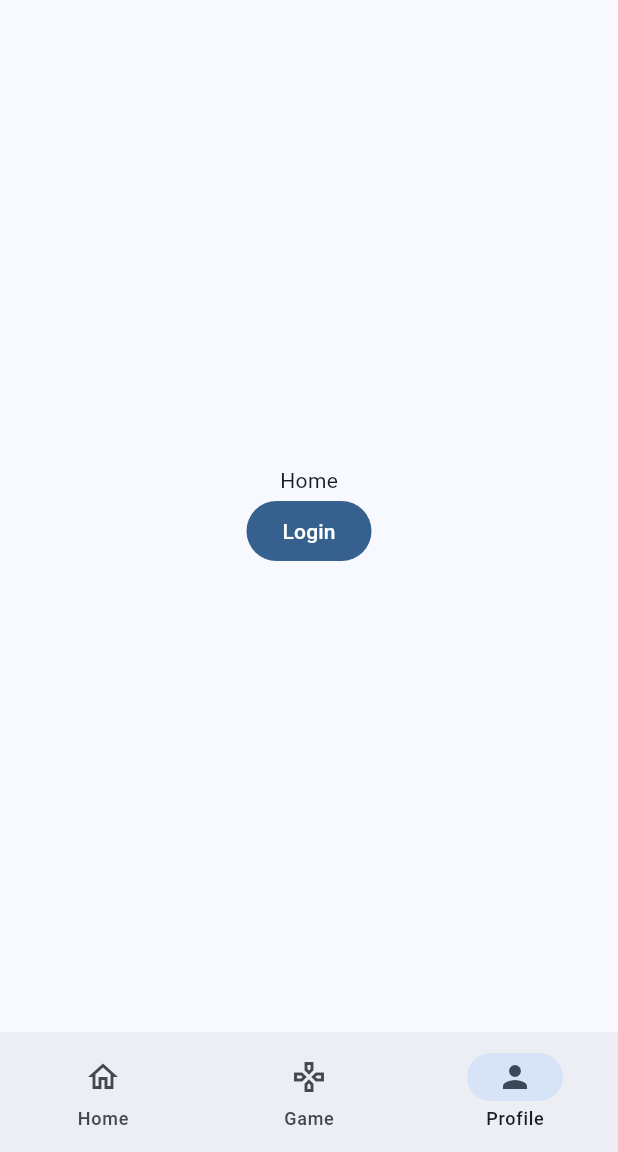
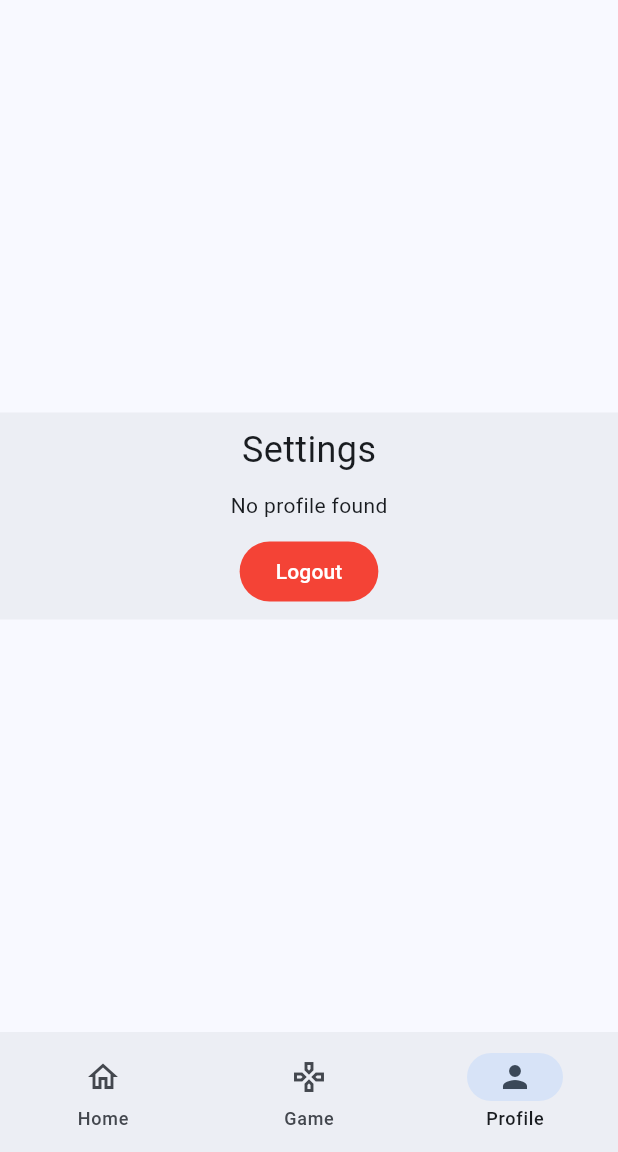
Before and after one commit to zed-zed8/zone_game_garage, a Flutter app: the screen it shows after launch, item 3 of the bottom bar chosen, on a phone screen of 412 x 824 dp, the part 84-1236 px from its top. Run offline on Flutter 3.47's test engine with Material 3 defaults, Android fonts, the phone set to English and light mode, and no system bars; our stand-ins replace flutter_bloc, shared_preferences, sqflite_common_ffi; accounts and stored records are empty.

Commit message:
added profile page

```diff
--- a/lib/cubits/auth/auth_state.dart
+++ b/lib/cubits/auth/auth_state.dart
@@ -14,6 +14,8 @@ class AuthAuthenticated extends AuthState {
 
 class AuthUnauthenticated extends AuthState {}
 
+class AuthLogout extends AuthState {}
+
 class AuthError extends AuthState {
   final String message;
 
--- a/lib/screens/auth/login_screen.dart
+++ b/lib/screens/auth/login_screen.dart
@@ -33,8 +33,7 @@ class _LoginScreenState extends State<LoginScreen> {
   @override
   Widget build(BuildContext context) {
     return BlocProvider(
-      create: (context) =>
-          AuthCubit(AuthRepository(UserDatabase(AppDatabase.instance))),
+      create: (context) => AuthCubit(),
       child: BlocBuilder<AuthCubit, AuthState>(
         builder: (newcontext, state) {
           return Center(
--- a/lib/screens/auth/register_screen.dart
+++ b/lib/screens/auth/register_screen.dart
@@ -35,8 +35,7 @@ class _RegisterScreenState extends State<RegisterScreen> {
   @override
   Widget build(BuildContext context) {
     return BlocProvider(
-      create: (context) =>
-          AuthCubit(AuthRepository(UserDatabase(AppDatabase.instance))),
+      create: (context) => AuthCubit(),
       child: BlocBuilder<AuthCubit, AuthState>(
         builder: (newcontext, state) {
           return Center(
--- a/lib/screens/dashboard_screen.dart
+++ b/lib/screens/dashboard_screen.dart
@@ -1,6 +1,7 @@
 import 'package:flutter/material.dart';
 import 'package:zone_game_garage/screens/pages/home_screen.dart';
 import 'package:zone_game_garage/screens/pages/game_screen.dart';
+import 'package:zone_game_garage/screens/pages/profile_screen.dart';
 
 class DashboardScreen extends StatefulWidget {
   const DashboardScreen({super.key, this._screen});
@@ -22,13 +23,7 @@ class _DashboardScreenState extends State<DashboardScreen> {
   @override
   void initState() {
     super.initState();
-    _pages = [
-      HomeScreen(),
-      GameScreen(),
-      HomeScreen(),
-      // GameScreen(),
-      // ProfileScreen(),
-    ];
+    _pages = [HomeScreen(), GameScreen(), ProfileScreen()];
 
     _overlayScreen = widget._screen;
   }
--- /dev/null
+++ b/lib/screens/pages/profile_screen.dart
@@ -0,0 +1,146 @@
+import 'package:flutter/material.dart';
+import 'package:flutter_bloc/flutter_bloc.dart';
+
+import 'package:zone_game_garage/cubits/auth/auth_cubit.dart';
+import 'package:zone_game_garage/cubits/auth/auth_state.dart';
+import 'package:zone_game_garage/helpers/datetime_helpers.dart';
+import 'package:zone_game_garage/models/user.dart';
+
+import 'package:zone_game_garage/screens/dashboard_screen.dart';
+
+class ProfileScreen extends StatelessWidget {
+  const ProfileScreen({super.key});
+
+  @override
+  Widget build(BuildContext context) {
+    return BlocProvider(
+      create: (context) => AuthCubit(),
+      child: BlocBuilder<AuthCubit, AuthState>(
+        builder: (newcontext, state) {
+          return Center(
+            child: Container(
+              decoration: BoxDecoration(
+                color: Theme.of(context).colorScheme.surfaceContainer,
+              ),
+              width: 500,
+              child: Padding(
+                padding: const EdgeInsets.all(8.0),
+                child: Column(
+                  mainAxisSize: MainAxisSize.min,
+                  mainAxisAlignment: MainAxisAlignment.center,
+                  children: [
+                    Text(
+                      'Settings',
+                      style: TextStyle(
+                        fontSize: Theme.of(context)
+                            .textTheme
+                            .headlineSmall!
+                            .fontSize,
+                      ),
+                    ),
+                    SizedBox(height: 10.0),
+                    ProfileBody(authCubit: newcontext.read<AuthCubit>()),
+                    SizedBox(height: 10.0),
+                    LogoutButton(authCubit: newcontext.read<AuthCubit>()),
+                  ],
+                ),
+              ),
+            ),
+          );
+        },
+      ),
+    );
+  }
+}
+
+class ProfileBody extends StatefulWidget {
+  ProfileBody({super.key, required this.authCubit});
+  final AuthCubit authCubit;
+
+  @override
+  State<ProfileBody> createState() => _ProfileBodyState();
+}
+
+class _ProfileBodyState extends State<ProfileBody> {
+  late Future<Map<String, Object?>> _userDataFuture;
+
+  @override
+  void initState() {
+    super.initState();
+    _userDataFuture = _fetchUserData();
+  }
+
+  Future<Map<String, dynamic>> _fetchUserData() async {
+    User? user = await widget.authCubit.getUser();
+    if (user == null) {
+      return {};
+    }
+    return user.map();
+  }
+
+  @override
+  Widget build(BuildContext context) {
+    return FutureBuilder<Map<String, Object?>>(
+      future: _userDataFuture,
+      builder: (context, snapshot) {
+        if (snapshot.connectionState == ConnectionState.waiting) {
+          return const Center(child: CircularProgressIndicator());
+        }
+        if (snapshot.hasError) {
+          return Center(child: Text('ERROR: ${snapshot.error}'));
+        }
+        if (!snapshot.hasData || snapshot.data!.isEmpty) {
+          return const Center(child: Text('No profile found'));
+        }
+
+        final Map<String, Object?> user = snapshot.data!;
+
+        return ListView(
+          shrinkWrap: true,
+          children: [
+            Padding(
+              padding: const EdgeInsets.all(4.0),
+              child: Text('Username: ${user['username']}'),
+            ),
+            Padding(
+              padding: const EdgeInsets.all(4.0),
+              child: Text('Email: ${user['email']}'),
+            ),
+            Padding(
+              padding: const EdgeInsets.all(4.0),
+              child: Text(
+                'Created At: ${DateTime.parse(user['created_at'].toString()).readableFormat()}',
+              ),
+            ),
+          ],
+        );
+      },
+    );
+  }
+}
+
+class LogoutButton extends StatelessWidget {
+  const LogoutButton({super.key, required this.authCubit});
+  final AuthCubit authCubit;
+
+  @override
+  Widget build(BuildContext context) {
+    return FilledButton(
+      onPressed: () async {
+        await authCubit.logout();
+        if (context.mounted) {
+          Navigator.pushAndRemoveUntil(
+            context,
+            MaterialPageRoute<void>(
+              builder: (context) => const DashboardScreen(),
+            ),
+            (Route<dynamic> route) =>
+                false, // This condition removes all previous routes
+          );
+        }
+      },
+      style: ButtonStyle(backgroundColor: WidgetStatePropertyAll(Colors.red)),
+      child: Text('Logout', style: TextStyle(color: Colors.white)),
+    );
+  }
+}
```
Also changed, not shown: lib/cubits/auth/auth_cubit.dart (+39 -2 lines), lib/helpers/datetime_helpers.dart (added, +49 -0 lines), lib/models/user.dart (+12 -1 lines), lib/repositories/auth_repository.dart (+14 -1 lines).
